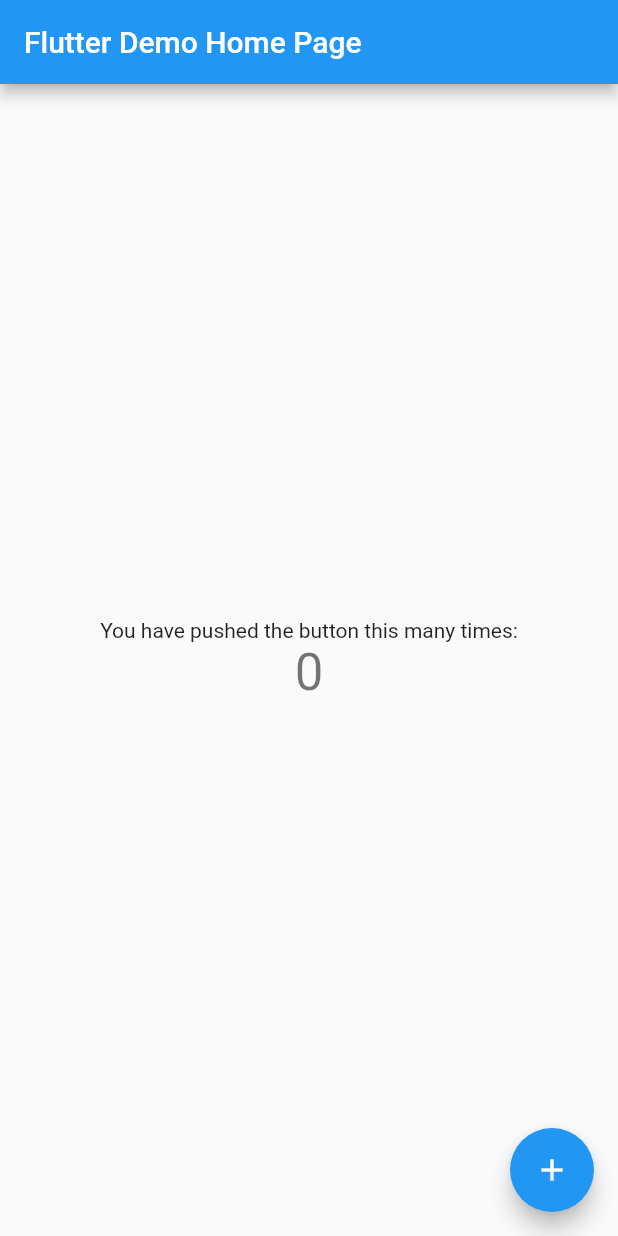
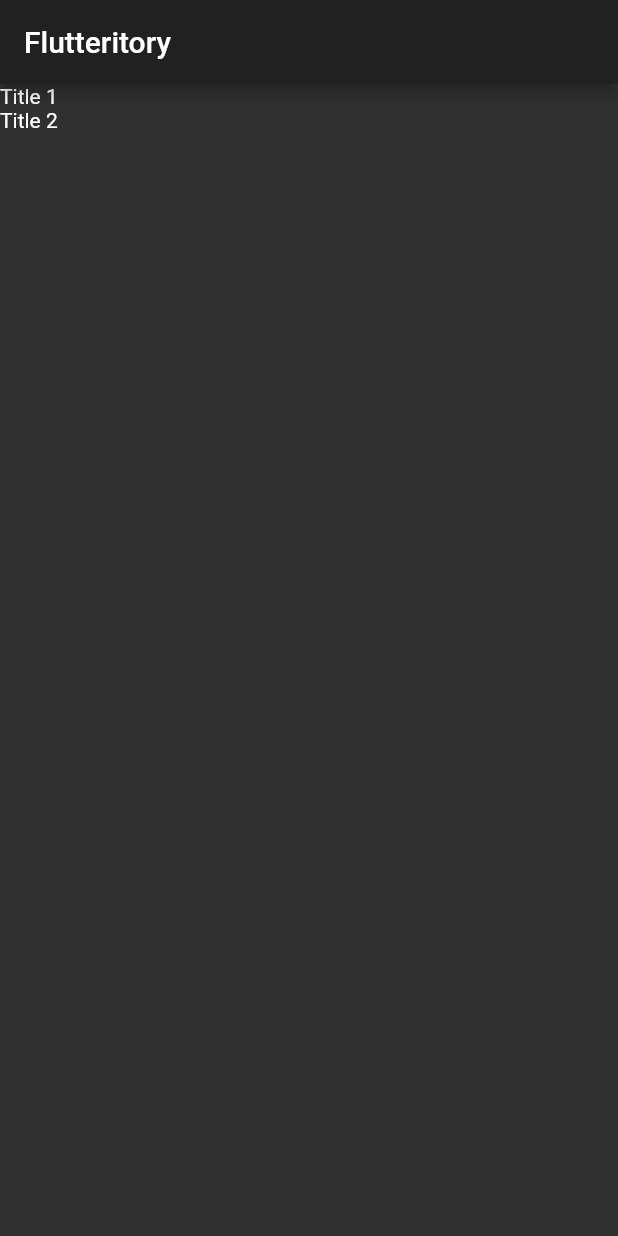
Before and after one commit to jhandguy/Flutterritory, a Flutter app: the screen it shows after launch, on a phone screen of 412 x 824 dp. Run offline on Flutter 3.47's test engine with Material 2 defaults, Android fonts, the phone set to English and light mode, and no system bars.

Commit message:
Implement models

```diff
--- a/lib/main.dart
+++ b/lib/main.dart
@@ -1,111 +1,51 @@
 import 'package:flutter/material.dart';
+import 'package:flutterritory/models/story.dart';
 
-void main() => runApp(MyApp());
+void main() => runApp(Flutteritory());
 
-class MyApp extends StatelessWidget {
-  // This widget is the root of your application.
+class Flutteritory extends StatelessWidget {
+  static const String title = 'Flutteritory';
+
   @override
   Widget build(BuildContext context) {
     return MaterialApp(
-      title: 'Flutter Demo',
-      theme: ThemeData(
-        // This is the theme of your application.
-        //
-        // Try running your application with "flutter run". You'll see the
-        // application has a blue toolbar. Then, without quitting the app, try
-        // changing the primarySwatch below to Colors.green and then invoke
-        // "hot reload" (press "r" in the console where you ran "flutter run",
-        // or simply save your changes to "hot reload" in a Flutter IDE).
-        // Notice that the counter didn't reset back to zero; the application
-        // is not restarted.
-        primarySwatch: Colors.blue,
-      ),
-      home: MyHomePage(title: 'Flutter Demo Home Page'),
+      title: title,
+      theme: ThemeData.dark(),
+      home: TopStoriesWidget(title: title),
     );
   }
 }
 
-class MyHomePage extends StatefulWidget {
-  MyHomePage({Key key, this.title}) : super(key: key);
-
-  // This widget is the home page of your application. It is stateful, meaning
-  // that it has a State object (defined below) that contains fields that affect
-  // how it looks.
-
-  // This class is the configuration for the state. It holds the values (in this
-  // case the title) provided by the parent (in this case the App widget) and
-  // used by the build method of the State. Fields in a Widget subclass are
-  // always marked "final".
+class TopStoriesWidget extends StatefulWidget {
+  TopStoriesWidget({Key key, this.title}) : super(key: key);
 
   final String title;
 
   @override
-  _MyHomePageState createState() => _MyHomePageState();
+  _TopStoriesState createState() => _TopStoriesState();
 }
 
-class _MyHomePageState extends State<MyHomePage> {
-  int _counter = 0;
-
-  void _incrementCounter() {
-    setState(() {
-      // This call to setState tells the Flutter framework that something has
-      // changed in this State, which causes it to rerun the build method below
-      // so that the display can reflect the updated values. If we changed
-      // _counter without calling setState(), then the build method would not be
-      // called again, and so nothing would appear to happen.
-      _counter++;
-    });
-  }
+class _TopStoriesState extends State<TopStoriesWidget> {
+  List<Story> _topStories = [
+    Story("Section 1", "Subsection 1", "Title 1", "Abstract 1", "Byline 1", "URL 1", []),
+    Story("Section 2", "Subsection 2", "Title 2", "Abstract 2", "Byline 2", "URL 2", []),
+  ];
 
   @override
   Widget build(BuildContext context) {
-    // This method is rerun every time setState is called, for instance as done
-    // by the _incrementCounter method above.
-    //
-    // The Flutter framework has been optimized to make rerunning build methods
-    // fast, so that you can just rebuild anything that needs updating rather
-    // than having to individually change instances of widgets.
     return Scaffold(
       appBar: AppBar(
-        // Here we take the value from the MyHomePage object that was created by
-        // the App.build method, and use it to set our appbar title.
         title: Text(widget.title),
       ),
       body: Center(
-        // Center is a layout widget. It takes a single child and positions it
-        // in the middle of the parent.
-        child: Column(
-          // Column is also layout widget. It takes a list of children and
-          // arranges them vertically. By default, it sizes itself to fit its
-          // children horizontally, and tries to be as tall as its parent.
-          //
-          // Invoke "debug painting" (press "p" in the console, choose the
-          // "Toggle Debug Paint" action from the Flutter Inspector in Android
-          // Studio, or the "Toggle Debug Paint" command in Visual Studio Code)
-          // to see the wireframe for each widget.
-          //
-          // Column has various properties to control how it sizes itself and
-          // how it positions its children. Here we use mainAxisAlignment to
-          // center the children vertically; the main axis here is the vertical
-          // axis because Columns are vertical (the cross axis would be
-          // horizontal).
-          mainAxisAlignment: MainAxisAlignment.center,
-          children: <Widget>[
-            Text(
-              'You have pushed the button this many times:',
-            ),
-            Text(
-              '$_counter',
-              style: Theme.of(context).textTheme.display1,
-            ),
-          ],
+        child: ListView(
+          children: _topStories.map((story) => Row(
+            children: <Widget>[
+              Text(story.title)
+            ],
+          )).toList(),
         ),
       ),
-      floatingActionButton: FloatingActionButton(
-        onPressed: _incrementCounter,
-        tooltip: 'Increment',
-        child: Icon(Icons.add),
-      ), // This trailing comma makes auto-formatting nicer for build methods.
     );
   }
 }
--- /dev/null
+++ b/lib/models/Format.dart
@@ -0,0 +1,3 @@
+enum Format {
+  icon, small, normal, medium, large
+}
--- /dev/null
+++ b/lib/models/multimedia.dart
@@ -0,0 +1,10 @@
+import 'package:flutter/foundation.dart';
+import 'package:flutterritory/models/format.dart';
+
+@immutable
+class Multimedia {
+  final String url;
+  final Format format;
+
+  Multimedia(this.url, this.format);
+}
--- /dev/null
+++ b/lib/models/story.dart
@@ -0,0 +1,15 @@
+import 'package:flutter/foundation.dart';
+import 'package:flutterritory/models/multimedia.dart';
+
+@immutable
+class Story {
+  final String section;
+  final String subsection;
+  final String title;
+  final String abstract;
+  final String byline;
+  final String url;
+  final List<Multimedia> multimedia;
+
+  Story(this.section, this.subsection, this.title, this.abstract, this.byline, this.url, this.multimedia);
+}
```
Also changed, not shown: 1 other file.
